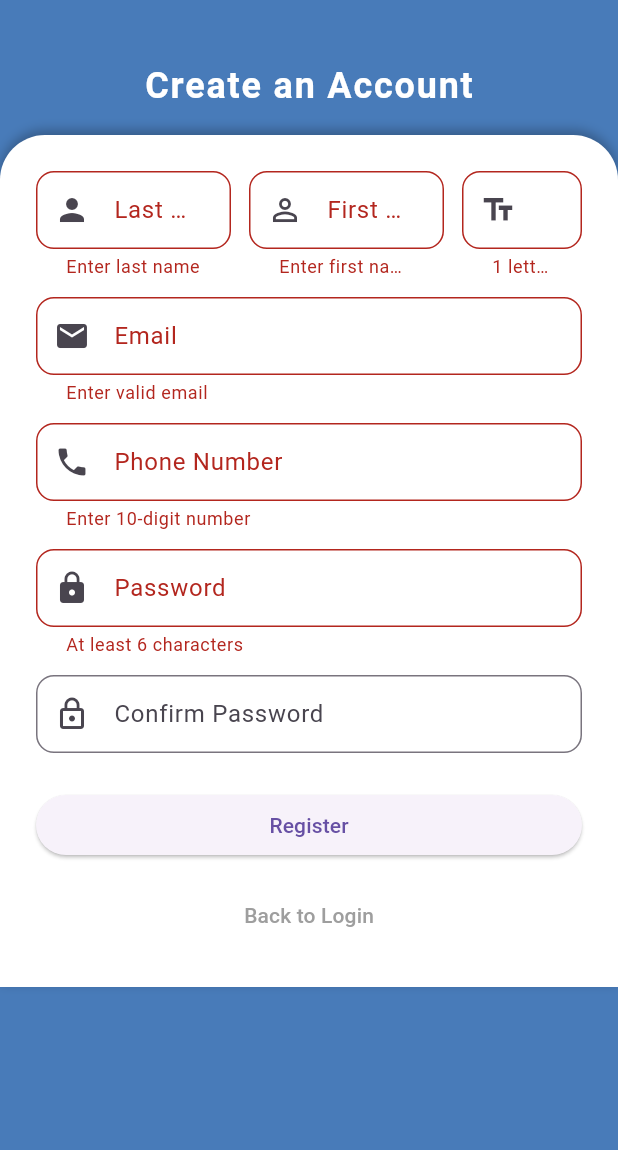
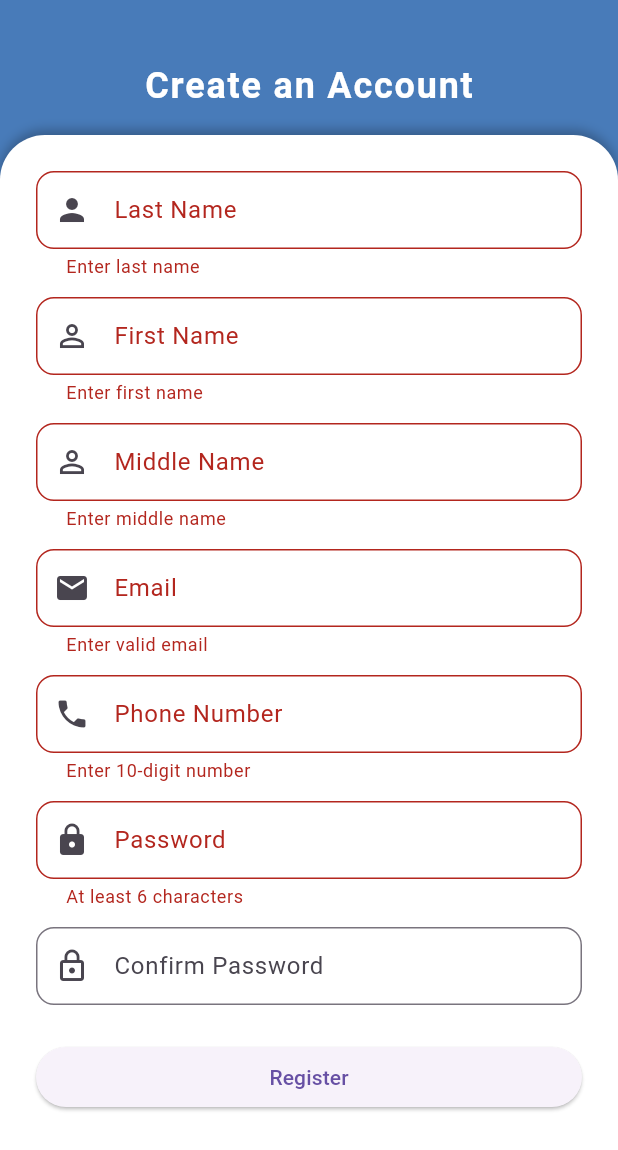
Before and after one commit to Davidtan0502/project_radar_app, a Flutter app: the RegisterScreen screen opened directly, after a tap on "Register", on a phone screen of 412 x 824 dp. Shown: the top 1150 px of the screen. Run offline on Flutter 3.47's test engine with Material 3 defaults, Android fonts, the phone set to English and light mode, and no system bars; our stand-ins replace geocoding, geolocator, google_fonts, google_maps_flutter, image_picker, shared_preferences; accounts and stored records are empty.

Commit message:
update on registration and login

```diff
--- a/lib/screens/registration_screen.dart
+++ b/lib/screens/registration_screen.dart
@@ -8,21 +8,18 @@ class RegisterScreen extends StatefulWidget {
   State<RegisterScreen> createState() => _RegisterScreenState();
 }
 
-class _RegisterScreenState extends State<RegisterScreen>
-    with SingleTickerProviderStateMixin {
+class _RegisterScreenState extends State<RegisterScreen> with SingleTickerProviderStateMixin {
   late AnimationController _controller;
   late Animation<Color?> _colorAnimation;
 
   final _formKey = GlobalKey<FormState>();
   final TextEditingController _lastNameController = TextEditingController();
   final TextEditingController _firstNameController = TextEditingController();
-  final TextEditingController _middleInitialController =
-      TextEditingController();
+  final TextEditingController _middleInitialController = TextEditingController();
   final TextEditingController _emailController = TextEditingController();
   final TextEditingController _phoneController = TextEditingController();
   final TextEditingController _passwordController = TextEditingController();
-  final TextEditingController _confirmPasswordController =
-      TextEditingController();
+  final TextEditingController _confirmPasswordController = TextEditingController();
 
   bool _isLoading = false;
 
@@ -53,6 +50,24 @@ class _RegisterScreenState extends State<RegisterScreen>
     super.dispose();
   }
 
+  Future<void> _handleRegister() async {
+    if (!_formKey.currentState!.validate()) return;
+
+    FocusScope.of(context).unfocus();
+    setState(() => _isLoading = true);
+
+    await Future.delayed(const Duration(seconds: 2)); // Simulate network call
+
+    if (!mounted) return;
+    setState(() => _isLoading = false);
+
+    ScaffoldMessenger.of(context).showSnackBar(
+      const SnackBar(content: Text('Registration successful!')),
+    );
+
+    Navigator.pop(context); // Go back to login
+  }
+
   @override
   Widget build(BuildContext context) {
     return Scaffold(
@@ -65,13 +80,9 @@ class _RegisterScreenState extends State<RegisterScreen>
               child: LayoutBuilder(
                 builder: (context, constraints) {
                   return SingleChildScrollView(
-                    padding: EdgeInsets.only(
-                      bottom: MediaQuery.of(context).viewInsets.bottom,
-                    ),
+                    padding: EdgeInsets.only(bottom: MediaQuery.of(context).viewInsets.bottom),
                     child: ConstrainedBox(
-                      constraints: BoxConstraints(
-                        minHeight: constraints.maxHeight,
-                      ),
+                      constraints: BoxConstraints(minHeight: constraints.maxHeight),
                       child: IntrinsicHeight(
                         child: Column(
                           children: [
@@ -86,78 +97,63 @@ class _RegisterScreenState extends State<RegisterScreen>
                               ),
                             ),
                             const SizedBox(height: 16),
-                            Container(
+                            Expanded(
+                              child: Container(
                                 padding: const EdgeInsets.all(24),
                                 decoration: const BoxDecoration(
                                   color: Colors.white,
-                                borderRadius: BorderRadius.vertical(
-                                  top: Radius.circular(30),
-                                ),
+                                  borderRadius: BorderRadius.vertical(top: Radius.circular(30)),
                                   boxShadow: [
-                                  BoxShadow(
-                                    color: Colors.black26,
-                                    offset: Offset(0, -3),
-                                    blurRadius: 6,
-                                  ),
+                                    BoxShadow(color: Colors.black26, offset: Offset(0, -3), blurRadius: 6),
                                   ],
                                 ),
                                 child: Form(
                                   key: _formKey,
                                   child: Column(
-                                  crossAxisAlignment:
-                                      CrossAxisAlignment.stretch,
+                                    crossAxisAlignment: CrossAxisAlignment.stretch,
                                     children: [
-                                    Row(
-                                      children: [
-                                        Expanded(
-                                          child: _buildTextField(
+                                      // Last Name Field
+                                      _buildTextField(
                                         _lastNameController,
                                         'Last Name',
                                         Icons.person,
                                         validator: (val) {
-                                              if (val == null ||
-                                                  val.trim().isEmpty) {
+                                          if (val == null || val.trim().isEmpty) {
                                             return 'Enter last name';
                                           }
                                           return null;
                                         },
                                       ),
-                                        ),
-                                        const SizedBox(width: 12),
-                                        Expanded(
-                                          child: _buildTextField(
+                                      const SizedBox(height: 12),
+
+                                      // First Name Field
+                                      _buildTextField(
                                         _firstNameController,
                                         'First Name',
                                         Icons.person_outline,
                                         validator: (val) {
-                                              if (val == null ||
-                                                  val.trim().isEmpty) {
+                                          if (val == null || val.trim().isEmpty) {
                                             return 'Enter first name';
                                           }
                                           return null;
                                         },
                                       ),
-                                        ),
-                                        const SizedBox(width: 12),
-                                        SizedBox(
-                                          width: 80,
-                                          child: _buildTextField(
+                                      const SizedBox(height: 12),
+
+                                      // Middle Initial Field
+                                      _buildTextField(
                                         _middleInitialController,
-                                            'M.I.',
-                                            Icons.text_fields,
+                                        'Middle Name',
+                                        Icons.person_outline,
                                         validator: (val) {
-                                              if (val == null ||
-                                                  val.isEmpty ||
-                                                  val.length > 1) {
-                                                return '1 letter';
+                                          if (val == null || val.trim().isEmpty) {
+                                            return 'Enter middle name';
                                           }
                                           return null;
                                         },
                                       ),
-                                        ),
-                                      ],
-                                    ),
                                       const SizedBox(height: 12),
+
                                       _buildTextField(
                                         _emailController,
                                         'Email',
@@ -204,65 +200,38 @@ class _RegisterScreenState extends State<RegisterScreen>
                                         obscureText: true,
                                         validator: (val) {
                                           if (val != _passwordController.text) {
-                                          return 'Passwords don’t match';
+                                            return 'Passwords don\'t match';
                                           }
                                           return null;
                                         },
                                       ),
                                       const SizedBox(height: 24),
                                       ElevatedButton(
-                                      onPressed:
-                                          _isLoading
+                                        onPressed: _isLoading
                                             ? null
                                             : () {
-                                                if (_formKey.currentState!
-                                                    .validate()) {
+                                                if (_formKey.currentState!.validate()) {
                                                   Navigator.push(
                                                     context,
                                                     MaterialPageRoute(
-                                                      builder:
-                                                          (
-                                                            _,
-                                                          ) => VerifyInfoScreen(
-                                                            lastName:
-                                                                _lastNameController
-                                                                    .text,
-                                                            firstName:
-                                                                _firstNameController
-                                                                    .text,
-                                                            middleInitial:
-                                                                _middleInitialController
-                                                                    .text,
-                                                            email:
-                                                                _emailController
-                                                                    .text,
-                                                            phone:
-                                                                _phoneController
-                                                                    .text,
-                                                            password:
-                                                                _passwordController
-                                                                    .text,
+                                                      builder: (_) => VerifyInfoScreen(
+                                                        lastName: _lastNameController.text,
+                                                        firstName: _firstNameController.text,
+                                                        middleInitial: _middleInitialController.text,
+                                                        email: _emailController.text,
+                                                        phone: _phoneController.text,
+                                                        password: _passwordController.text,
                                                       ),
                                                     ),
                                                   );
                                                 }
                                               },
-                                      child:
-                                          _isLoading
+                                        child: _isLoading
                                             ? const CircularProgressIndicator()
                                             : const Text('Register'),
                                       ),
-                                    const SizedBox(height: 12),
-                                    Center(
-                                      child: TextButton(
-                                        onPressed: () => Navigator.pop(context),
-                                        child: const Text(
-                                          'Back to Login',
-                                          style: TextStyle(color: Colors.grey),
+                                    ],
                                   ),
-                                      ),
-                                    ),
-                                  ],
                                 ),
                               ),
                             ),
@@ -297,10 +266,7 @@ class _RegisterScreenState extends State<RegisterScreen>
         prefixIcon: Icon(icon),
         labelText: label,
         border: OutlineInputBorder(borderRadius: BorderRadius.circular(12)),
-        contentPadding: const EdgeInsets.symmetric(
-          vertical: 14,
-          horizontal: 16,
-        ),
+        contentPadding: const EdgeInsets.symmetric(vertical: 14, horizontal: 16),
       ),
     );
   }
```
Also changed, not shown: lib/screens/login_screen.dart (+12 -4 lines), 2 other files. Lines whose indentation alone changed are shown as unchanged.
